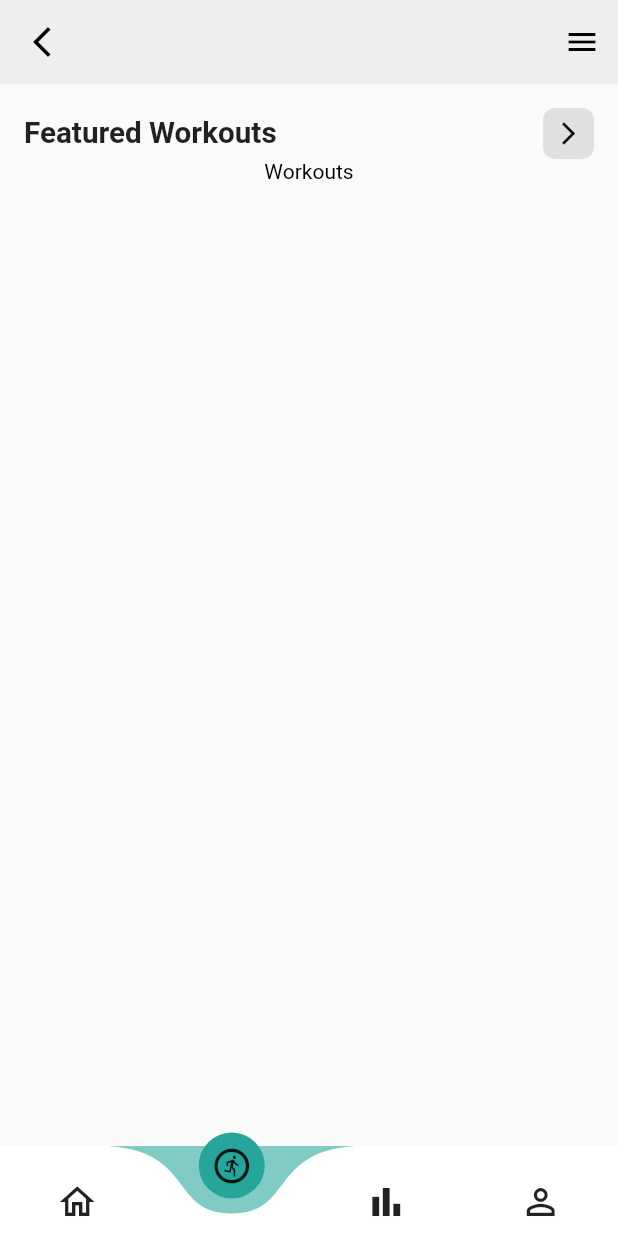
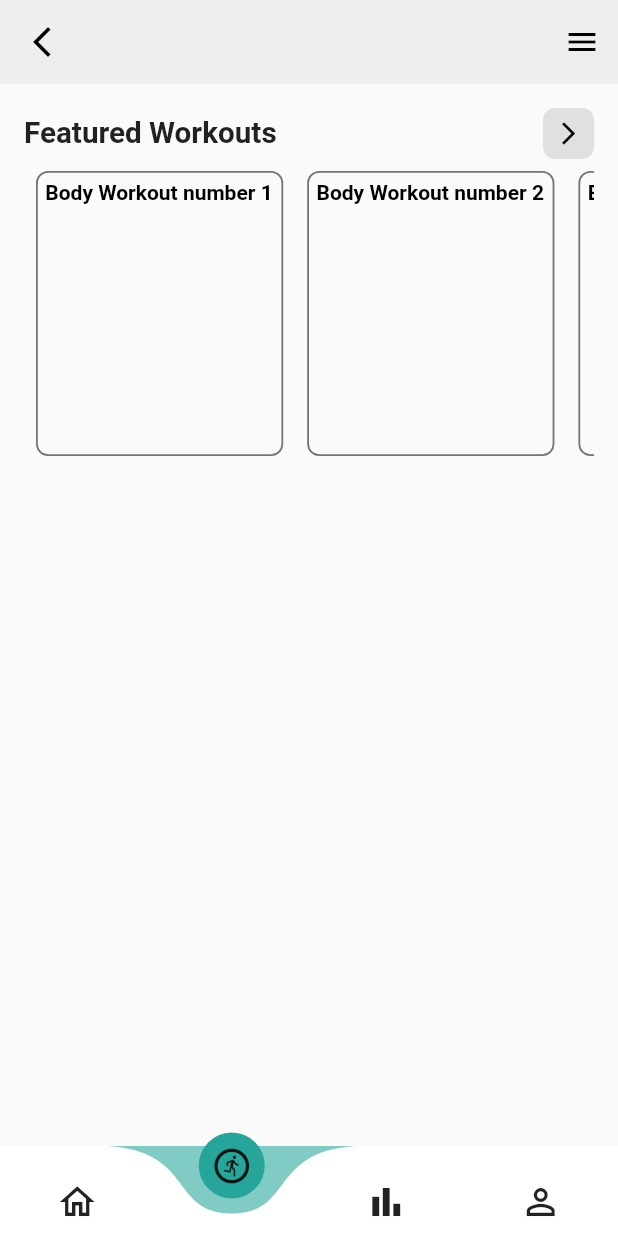
Before and after one commit to rennylangat/FitnessPal, a Flutter app: the screen it shows after launch, item 2 of the bottom bar chosen, on a phone screen of 412 x 824 dp. Run offline on Flutter 3.47's test engine with Material 2 defaults, Android fonts, the phone set to English and light mode, and no system bars; drawn by our look-alikes of curved_navigation_bar.

Commit message:
List View

```diff
--- a/lib/screens/workout_screen/workout_screen.dart
+++ b/lib/screens/workout_screen/workout_screen.dart
@@ -63,11 +63,37 @@ class _WorkOutScreenState extends State<WorkOutScreen> {
                     )
                   ],
                 ),
-                Center(
-                  child: Text(
-                    "Workouts",
-                    style: TextStyle(color: Colors.black),
-                  ),
+                Container(
+                  width: SizeConfig.screenWidth,
+                  height: SizeConfig.screenHeight * 0.25,
+                  child: ListView.builder(
+                      scrollDirection: Axis.horizontal,
+                      itemCount: 6,
+                      itemBuilder: (BuildContext context, int index) {
+                        return Container(
+                            width: SizeConfig.screenWidth * 0.4,
+                            height: SizeConfig.screenHeight * 0.22,
+                            margin: const EdgeInsets.all(8.0),
+                            decoration: BoxDecoration(
+                                borderRadius:
+                                    BorderRadius.all(Radius.circular(8)),
+                                border: Border.all(
+                                    color: Colors.grey.shade600, width: 1.2)),
+                            child: Padding(
+                              padding: const EdgeInsets.all(5.0),
+                              child: Column(
+                                crossAxisAlignment: CrossAxisAlignment.start,
+                                children: [
+                                  Text(
+                                    "Body Workout number ${index + 1}",
+                                    style: TextStyle(
+                                        color: Colors.black,
+                                        fontWeight: FontWeight.w600),
+                                  ),
+                                ],
+                              ),
+                            ));
+                      }),
                 )
               ],
             ),
```
